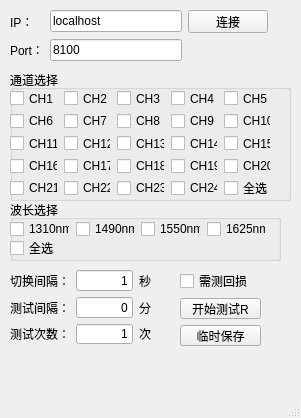
Old version of the form script/UI/main.ui in the repository lidingke/MAP200.
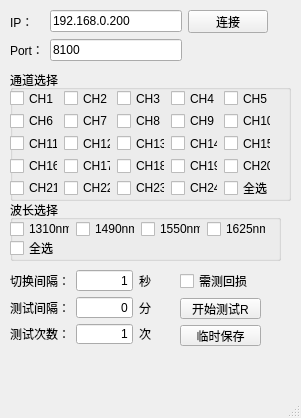
New version of the form.

Patch:
```diff
--- a/script/UI/main.ui
+++ b/script/UI/main.ui
@@ -308,7 +308,7 @@
      <item row="0" column="1">
       <widget class="QLineEdit" name="ipaddr">
        <property name="text">
-        <string>localhost</string>
+        <string>192.168.0.200</string>
        </property>
       </widget>
      </item>
```
